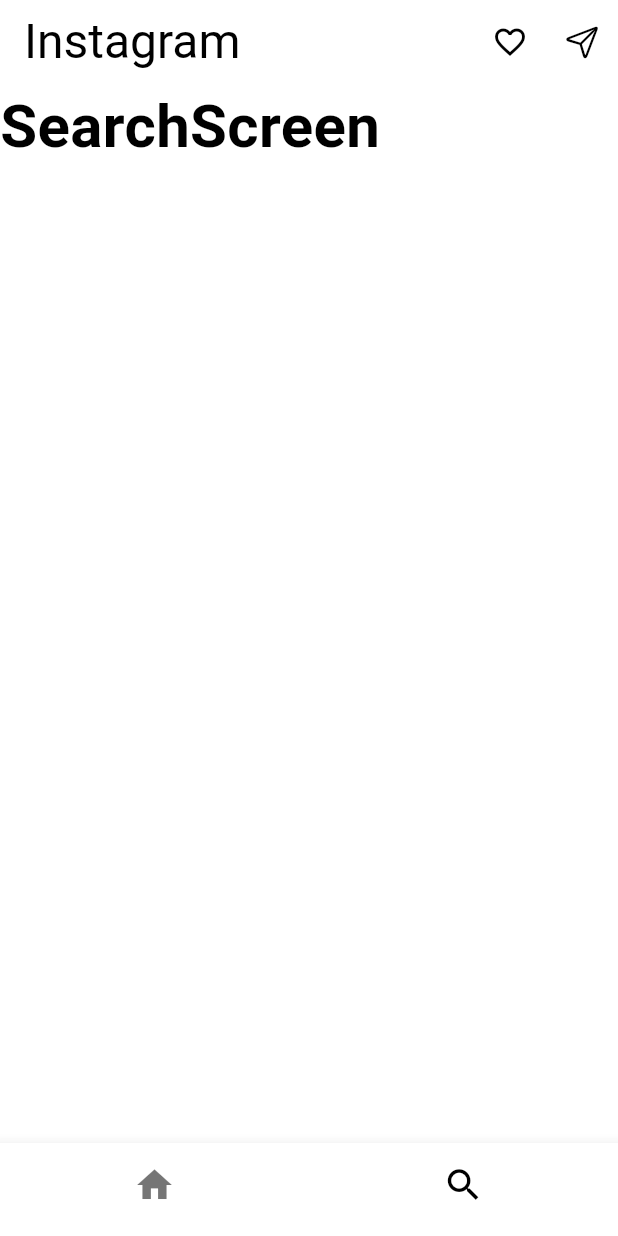
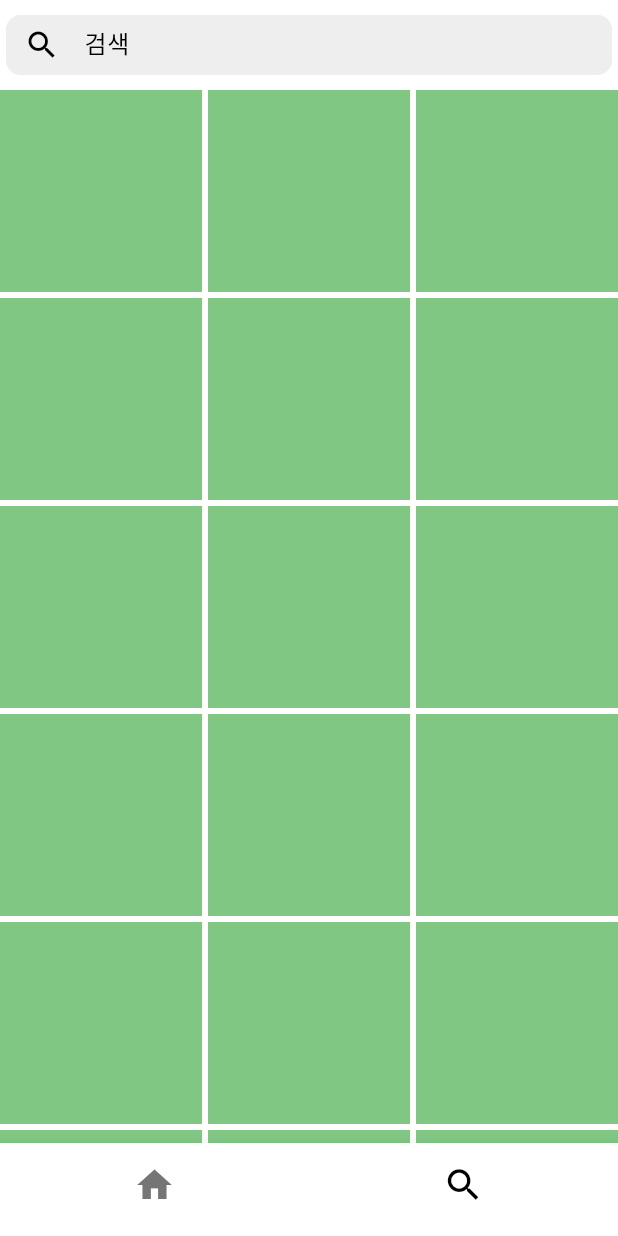
Before and after one commit to mincoln419/flutterEx2, a Flutter app: the screen it shows after launch, item 2 of the bottom bar chosen, on a phone screen of 412 x 824 dp. Run offline on Flutter 3.47's test engine with Material 3 defaults, Android fonts, the phone set to English and light mode, and no system bars; our stand-ins replace go_router, google_fonts.

Commit message:
refs #17 insta search ui 완료

```diff
--- a/lib/SearchScreen.dart
+++ b/lib/SearchScreen.dart
@@ -1,10 +1,76 @@
 import 'package:flutter/cupertino.dart';
+import 'package:flutter/material.dart';
 
 class SearchScreen extends StatelessWidget {
   const SearchScreen({super.key});
 
   @override
   Widget build(BuildContext context) {
-    return Text("SearchScreen");
+    return SafeArea(
+      child: SingleChildScrollView(
+        child: Column(
+          children: [
+            SearchTextBar(),
+            SearchGrid()
+
+          ],
+        ),
+      ),
+    );
   }
 }
+
+class SearchTextBar extends StatelessWidget {
+  const SearchTextBar({super.key});
+
+  @override
+  Widget build(BuildContext context) {
+    return SizedBox(
+      height: 60,
+      child: Padding(
+        padding: const EdgeInsets.symmetric(vertical: 10, horizontal: 4),
+        child: TextField(
+          cursorColor: Colors.black,
+          decoration: InputDecoration(
+            prefixIcon: Icon(Icons.search),
+            hintText: '검색',
+            border: OutlineInputBorder(
+              borderRadius: BorderRadius.circular(10),
+              borderSide: BorderSide(color: Colors.grey.shade200, width: 1)
+            ),
+            enabledBorder: OutlineInputBorder(
+                borderRadius: BorderRadius.circular(10),
+                borderSide: BorderSide(color: Colors.grey.shade200, width: 1)
+            ),
+            contentPadding: EdgeInsets.symmetric(vertical: 12),
+            filled: true,
+            fillColor: Colors.grey.shade200
+
+          ),
+        ),
+      ),
+    );
+  }
+}
+
+final gridItems = List.generate(30, (index) => Colors.green.shade300);
+
+class SearchGrid extends StatelessWidget {
+  const SearchGrid({super.key});
+
+  @override
+  Widget build(BuildContext context) {
+    return GridView.count(
+    padding: EdgeInsets.zero,
+    mainAxisSpacing: 4,
+      crossAxisSpacing: 4,
+      crossAxisCount: 3,
+    shrinkWrap: true,
+    physics: const NeverScrollableScrollPhysics(),
+    children: gridItems.map((color) => Container(
+      color: color,
+
+    )).toList(),
+    );
+  }
+}
--- a/lib/main.dart
+++ b/lib/main.dart
@@ -52,7 +52,7 @@
   @override
   Widget build(BuildContext context) {
     return Scaffold(
-      appBar: AppBar(
+      appBar: index == 0 ? AppBar(
         title: Text('Instagram', style: GoogleFonts.lobsterTwo(fontSize: 32)),
         centerTitle: false,
         actions: [
@@ -65,7 +65,7 @@
             onPressed: () {},
           )
         ],
-      ),
+      ): null,
       body: InstagramBody(index: index),
       bottomNavigationBar: BottomNavigationBar(
         currentIndex: index,
```
